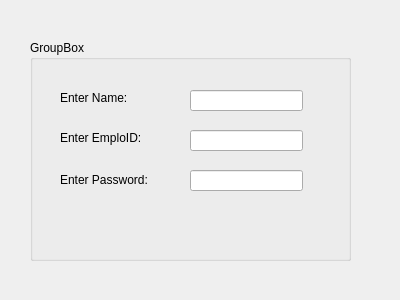
Old version of the form third_dialog.ui in the repository Jcalle0000/Printing_GUI.
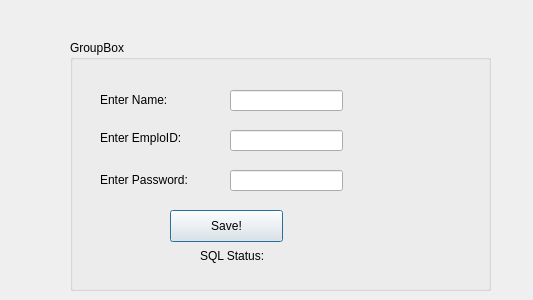
New version of the form.

```diff
--- a/third_dialog.ui
+++ b/third_dialog.ui
@@ -6,7 +6,7 @@
    <rect>
     <x>0</x>
     <y>0</y>
-    <width>400</width>
+    <width>533</width>
     <height>300</height>
    </rect>
   </property>
@@ -16,10 +16,10 @@
   <widget class="QGroupBox" name="EnterInfo_1">
    <property name="geometry">
     <rect>
-     <x>30</x>
+     <x>70</x>
      <y>40</y>
-     <width>321</width>
-     <height>221</height>
+     <width>421</width>
+     <height>251</height>
     </rect>
    </property>
    <property name="title">
@@ -43,8 +43,8 @@
      <rect>
       <x>30</x>
       <y>50</y>
-      <width>121</width>
-      <height>16</height>
+      <width>120</width>
+      <height>20</height>
      </rect>
     </property>
     <property name="text">
@@ -94,6 +94,32 @@
      </rect>
     </property>
    </widget>
+   <widget class="QPushButton" name="Save_Button">
+    <property name="geometry">
+     <rect>
+      <x>100</x>
+      <y>170</y>
+      <width>113</width>
+      <height>32</height>
+     </rect>
+    </property>
+    <property name="text">
+     <string>Save!</string>
+    </property>
+   </widget>
+   <widget class="QLabel" name="Status_Label">
+    <property name="geometry">
+     <rect>
+      <x>130</x>
+      <y>200</y>
+      <width>151</width>
+      <height>31</height>
+     </rect>
+    </property>
+    <property name="text">
+     <string>SQL Status:</string>
+    </property>
+   </widget>
   </widget>
  </widget>
  <resources/>
```
Left out of the diff: 6 changed lines with no effect on the pictures.
